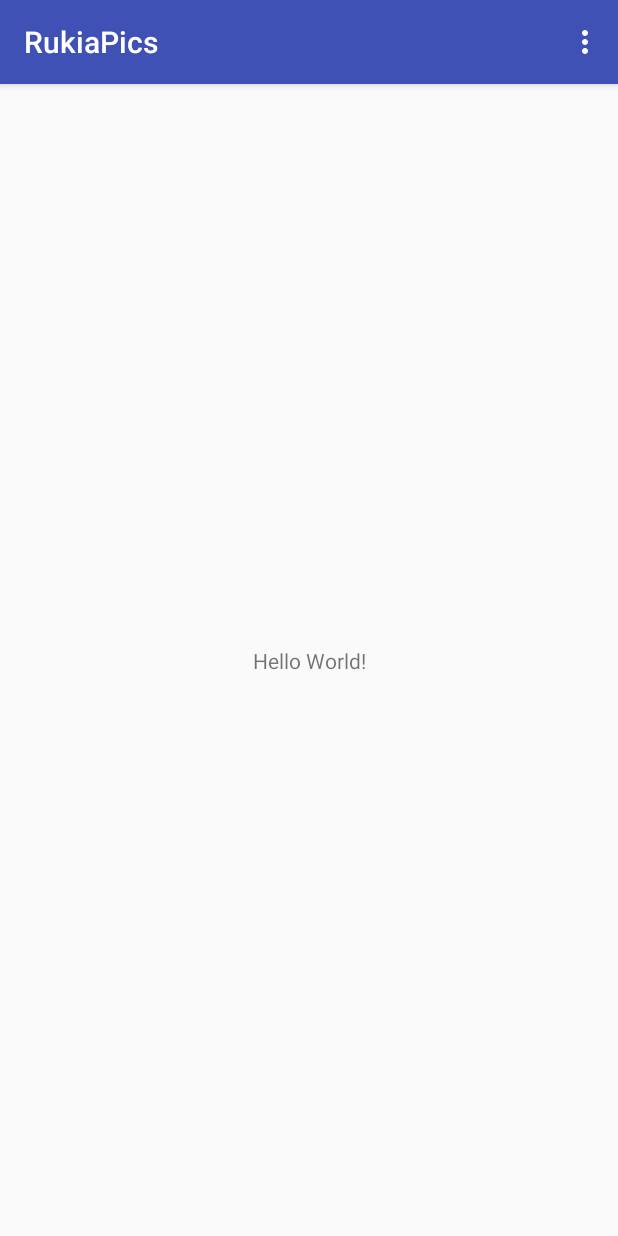
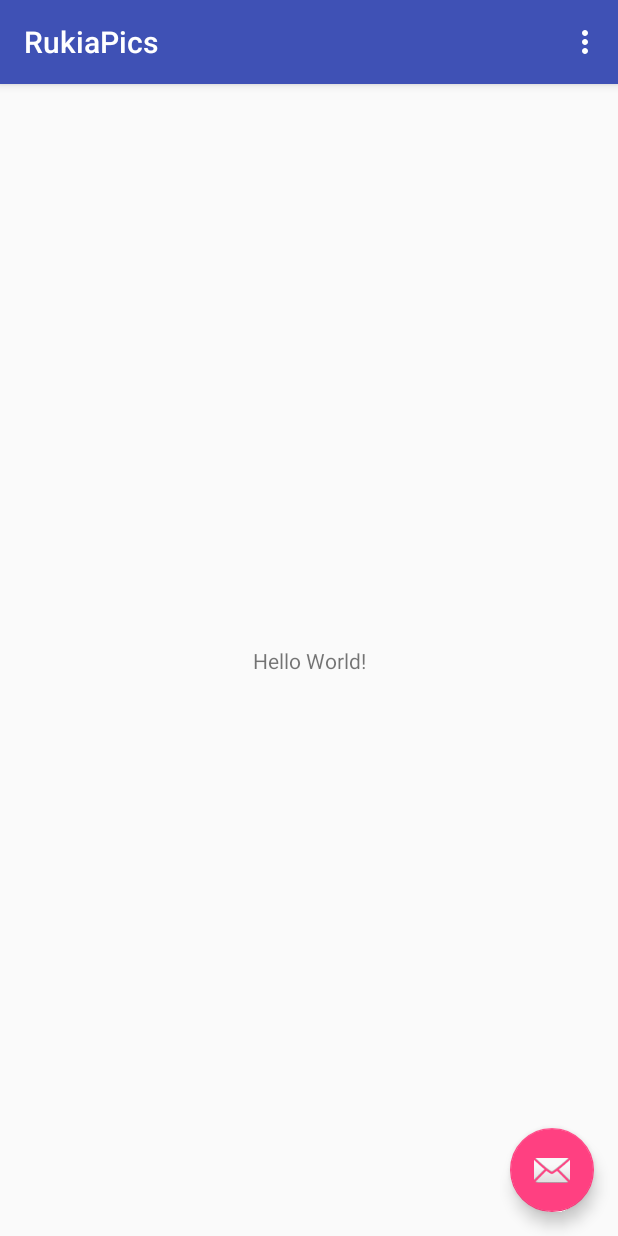
Before and after one commit to kunotatemaki/RukiaPics, an Android app: the screen it shows after launch (MainActivity), on a phone screen of 412 x 824 dp. Run offline under Robolectric (Android 15) with nearby library versions, the phone set to English and light mode, and no system bars.

Commit message:
get fab back. It will be used for the searching

```diff
--- a/app/src/main/java/com/rukiasoft/rukiapics/MainActivity.java
+++ b/app/src/main/java/com/rukiasoft/rukiapics/MainActivity.java
@@ -18,6 +18,14 @@ public class MainActivity extends AppCompatActivity {
         Toolbar toolbar = (Toolbar) findViewById(R.id.toolbar);
         setSupportActionBar(toolbar);
 
+        FloatingActionButton fab = (FloatingActionButton) findViewById(R.id.fab);
+        fab.setOnClickListener(new View.OnClickListener() {
+            @Override
+            public void onClick(View view) {
+                Snackbar.make(view, "Replace with your own action", Snackbar.LENGTH_LONG)
+                        .setAction("Action", null).show();
+            }
+        });
 
     }
 
--- a/app/src/main/res/layout/activity_main.xml
+++ b/app/src/main/res/layout/activity_main.xml
@@ -22,4 +22,12 @@
 
     <include layout="@layout/content_main" />
 
+    <android.support.design.widget.FloatingActionButton
+        android:id="@+id/fab"
+        android:layout_width="wrap_content"
+        android:layout_height="wrap_content"
+        android:layout_gravity="bottom|end"
+        android:layout_margin="@dimen/fab_margin"
+        app:srcCompat="@android:drawable/ic_dialog_email" />
+
 </android.support.design.widget.CoordinatorLayout>
```
